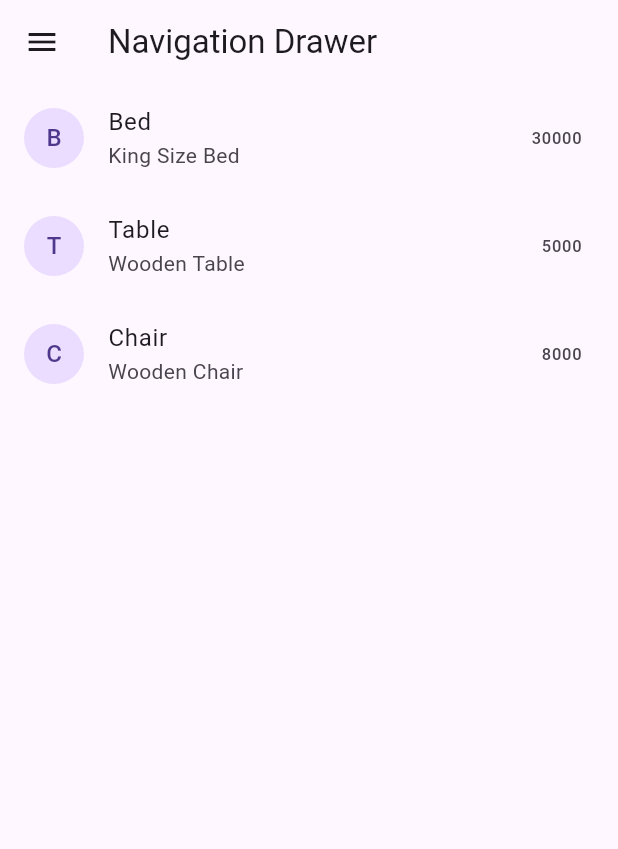
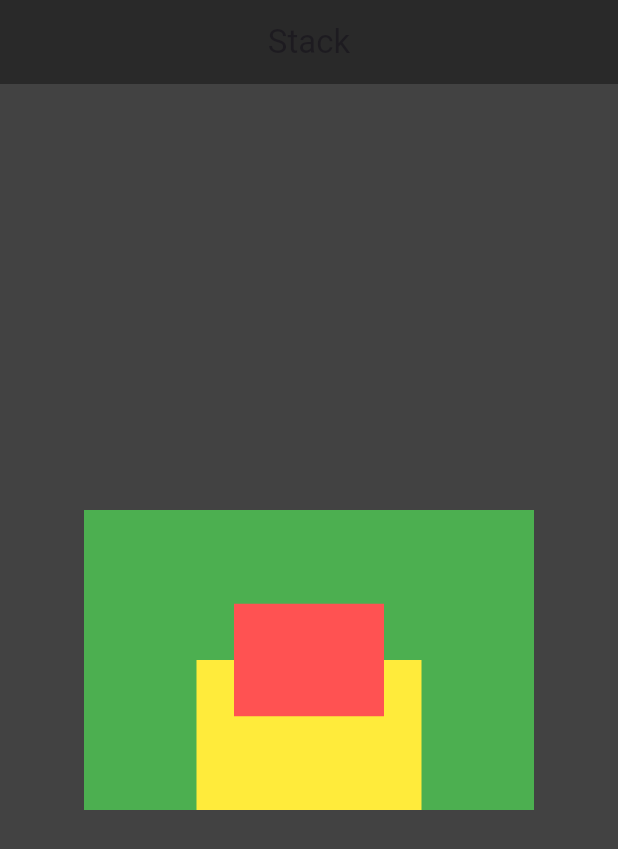
Before and after one commit to Alionit01/Flutter_Practice, a Flutter app: the screen it shows after launch, on a phone screen of 412 x 824 dp. Shown: the top 849 px of the screen. Run offline on Flutter 3.47's test engine with Material 3 defaults, Android fonts, the phone set to English and light mode, and no system bars; our stand-ins replace font_awesome_flutter.

Commit message:
implemened stack

```diff
--- a/practiseApps/firstApp/flutter_application_1/lib/screens/Home.dart
+++ b/practiseApps/firstApp/flutter_application_1/lib/screens/Home.dart
@@ -3,53 +3,40 @@ import 'package:flutter/material.dart';
 class Home extends StatelessWidget {
   Home({super.key});
 
-  List<String> products = ["Bed", "Table", "Chair"];
-  List<String> productDetails = ["King Size Bed", "Wooden Table", "Wooden Chair"];
-  List<int> price = [30000, 5000, 8000];
-
   @override
   Widget build(BuildContext context) {
     return Scaffold(
-      appBar: AppBar(title: Text("Navigation Drawer"),),
-      drawer: Drawer(
-        child: ListView(
+      appBar: AppBar(
+        title: Text("Stack"),
+        centerTitle: true,
+        backgroundColor: Colors.black38,
+      ),
+      backgroundColor: Colors.grey.shade800,
+      body: Center(
+        child: Stack(
+          alignment: Alignment.center,
           children: [
-            UserAccountsDrawerHeader(
-              accountEmail: Text("iamAlive@gmail.com"),
-              accountName: Text("TUPAC"),
-              currentAccountPicture: CircleAvatar(foregroundImage: AssetImage("assets/smileyFace.png"),),
-
+            Container(
+              width: 300.0,
+              height: 200,
+              color: Colors.green,
             ),
-            ListTile(leading: Icon(Icons.home), title: Text("Home"),),
-            ListTile(leading: Icon(Icons.shopping_cart), title: Text("Shop"),),
-            ListTile(leading: Icon(Icons.favorite), title: Text("Favorites"),),
-            Padding(
-            padding: const EdgeInsets.all(14.0),
-            child: Text("Labels"),
+             Positioned(
+              bottom: 0.0,
+               child: Container(
+                width: 150.0,
+                height: 100,
+                color: Colors.yellow,
+                           ),
+             ),
+            Container(
+              width: 100.0,
+              height: 75,
+              color: Colors.redAccent,
             ),
-            ListTile(leading: Icon(Icons.label), title: Text("Home"),),
-            ListTile(leading: Icon(Icons.label), title: Text("Shop"),),
-            ListTile(leading: Icon(Icons.label), title: Text("Favorites"),),
-
           ],
         ),
       ),
-
-     body: Container(
-      child: ListView.builder(
-        itemCount: products.length,
-        itemBuilder: (context, index){
-          return ListTile(
-            leading: CircleAvatar(child: Text(products[index][0]),),
-            title: Text(products[index]),
-            subtitle: Text(productDetails[index]),
-            trailing: Text(price[index].toString()),
-            hoverColor: Colors.blueGrey,
-          );
-        }
-
-        ),
-     )
     );
   }
 }
```
